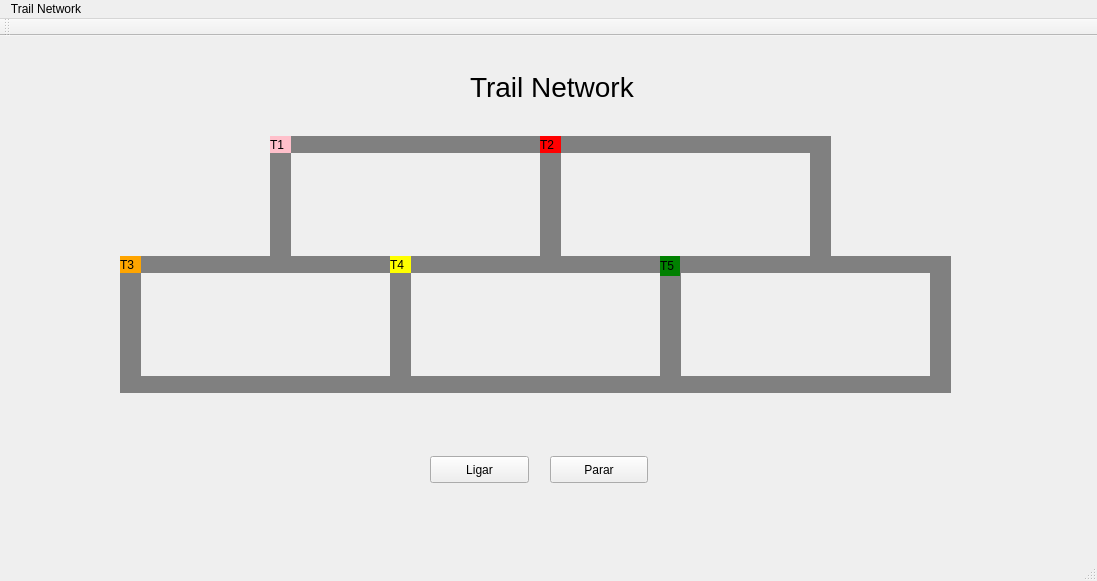
This is Codigo-QT5-Ubuntu-Trem/mainwindow.ui in julianapequeno/rail-network as Qt 5 draws it before an edit. The edited form follows.
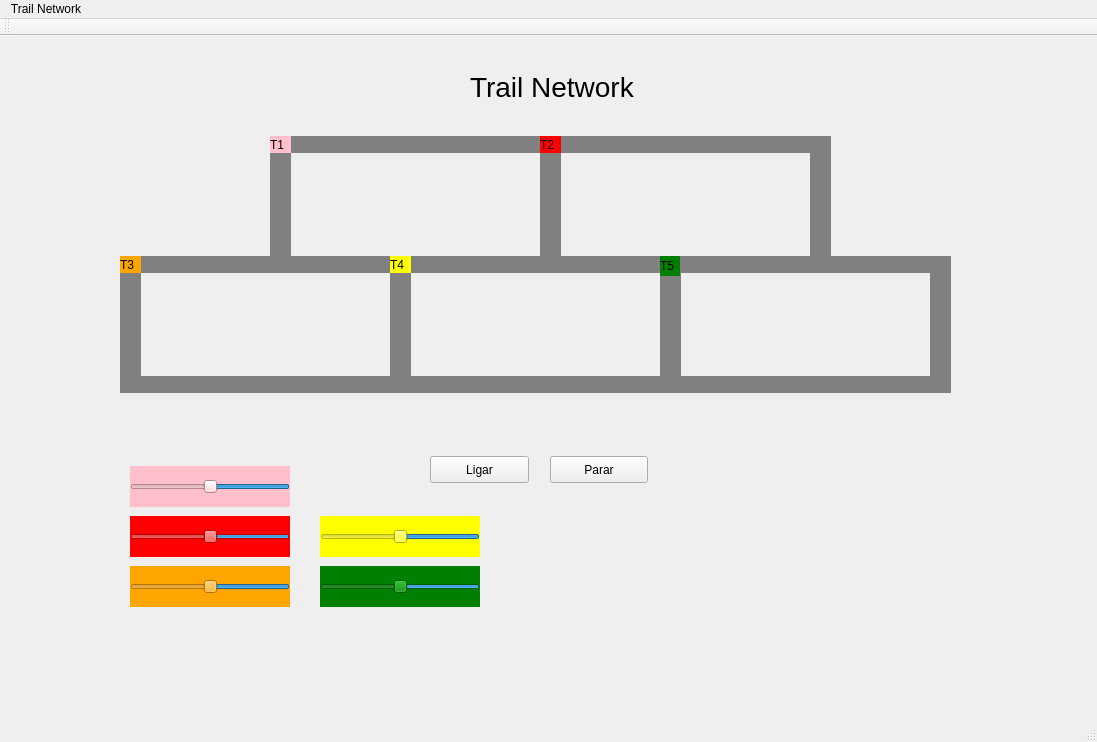
This is the edited form.

Commit message: feat: velocity sliders implemented

The edit to the form file:
```diff
--- a/Codigo-QT5-Ubuntu-Trem/mainwindow.ui
+++ b/Codigo-QT5-Ubuntu-Trem/mainwindow.ui
@@ -7,7 +7,7 @@
     <x>0</x>
     <y>0</y>
     <width>1097</width>
-    <height>581</height>
+    <height>742</height>
    </rect>
   </property>
   <property name="windowTitle">
@@ -432,6 +432,173 @@
      <bool>false</bool>
     </property>
    </widget>
+   <widget class="QSlider" name="horizontalSlider">
+    <property name="geometry">
+     <rect>
+      <x>130</x>
+      <y>430</y>
+      <width>160</width>
+      <height>41</height>
+     </rect>
+    </property>
+    <property name="layoutDirection">
+     <enum>Qt::LeftToRight</enum>
+    </property>
+    <property name="autoFillBackground">
+     <bool>false</bool>
+    </property>
+    <property name="styleSheet">
+     <string notr="true">QSlider { background: pink}</string>
+    </property>
+    <property name="minimum">
+     <number>1</number>
+    </property>
+    <property name="maximum">
+     <number>200</number>
+    </property>
+    <property name="value">
+     <number>100</number>
+    </property>
+    <property name="orientation">
+     <enum>Qt::Horizontal</enum>
+    </property>
+    <property name="invertedAppearance">
+     <bool>true</bool>
+    </property>
+    <property name="invertedControls">
+     <bool>false</bool>
+    </property>
+    <property name="tickPosition">
+     <enum>QSlider::NoTicks</enum>
+    </property>
+    <property name="tickInterval">
+     <number>0</number>
+    </property>
+   </widget>
+   <widget class="QSlider" name="horizontalSlider_7">
+    <property name="geometry">
+     <rect>
+      <x>130</x>
+      <y>480</y>
+      <width>160</width>
+      <height>41</height>
+     </rect>
+    </property>
+    <property name="layoutDirection">
+     <enum>Qt::LeftToRight</enum>
+    </property>
+    <property name="styleSheet">
+     <string notr="true">QSlider { background: red}</string>
+    </property>
+    <property name="minimum">
+     <number>1</number>
+    </property>
+    <property name="maximum">
+     <number>200</number>
+    </property>
+    <property name="value">
+     <number>100</number>
+    </property>
+    <property name="orientation">
+     <enum>Qt::Horizontal</enum>
+    </property>
+    <property name="invertedAppearance">
+     <bool>true</bool>
+    </property>
+   </widget>
+   <widget class="QSlider" name="horizontalSlider_8">
+    <property name="geometry">
+     <rect>
+      <x>130</x>
+      <y>530</y>
+      <width>160</width>
+      <height>41</height>
+     </rect>
+    </property>
+    <property name="layoutDirection">
+     <enum>Qt::LeftToRight</enum>
+    </property>
+    <property name="styleSheet">
+     <string notr="true">QSlider { background: orange}</string>
+    </property>
+    <property name="minimum">
+     <number>1</number>
+    </property>
+    <property name="maximum">
+     <number>200</number>
+    </property>
+    <property name="value">
+     <number>100</number>
+    </property>
+    <property name="orientation">
+     <enum>Qt::Horizontal</enum>
+    </property>
+    <property name="invertedAppearance">
+     <bool>true</bool>
+    </property>
+   </widget>
+   <widget class="QSlider" name="horizontalSlider_9">
+    <property name="geometry">
+     <rect>
+      <x>320</x>
+      <y>480</y>
+      <width>160</width>
+      <height>41</height>
+     </rect>
+    </property>
+    <property name="layoutDirection">
+     <enum>Qt::LeftToRight</enum>
+    </property>
+    <property name="styleSheet">
+     <string notr="true">QSlider { background: yellow}</string>
+    </property>
+    <property name="minimum">
+     <number>1</number>
+    </property>
+    <property name="maximum">
+     <number>200</number>
+    </property>
+    <property name="value">
+     <number>100</number>
+    </property>
+    <property name="orientation">
+     <enum>Qt::Horizontal</enum>
+    </property>
+    <property name="invertedAppearance">
+     <bool>true</bool>
+    </property>
+   </widget>
+   <widget class="QSlider" name="horizontalSlider_10">
+    <property name="geometry">
+     <rect>
+      <x>320</x>
+      <y>530</y>
+      <width>160</width>
+      <height>41</height>
+     </rect>
+    </property>
+    <property name="layoutDirection">
+     <enum>Qt::LeftToRight</enum>
+    </property>
+    <property name="styleSheet">
+     <string notr="true">QSlider { background: green}</string>
+    </property>
+    <property name="minimum">
+     <number>1</number>
+    </property>
+    <property name="maximum">
+     <number>200</number>
+    </property>
+    <property name="value">
+     <number>100</number>
+    </property>
+    <property name="orientation">
+     <enum>Qt::Horizontal</enum>
+    </property>
+    <property name="invertedAppearance">
+     <bool>true</bool>
+    </property>
+   </widget>
    <zorder>trilho1</zorder>
    <zorder>trilho16</zorder>
    <zorder>trilho4</zorder>
```
Left out of the diff: 5 changed lines with no effect on the pictures. The commit also changes 5 other files.
